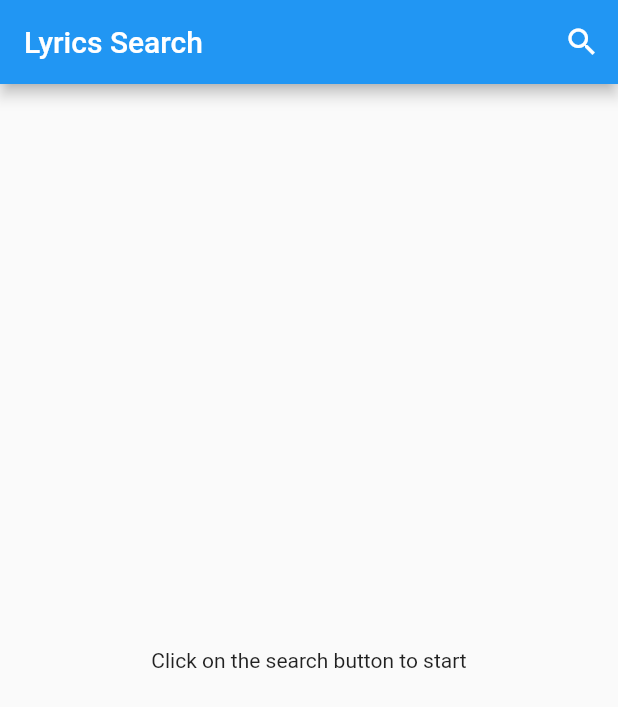
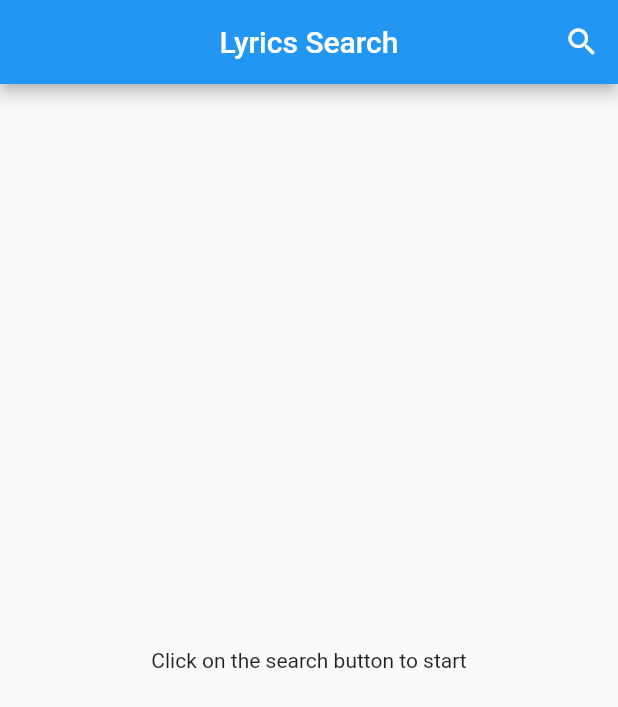
Before and after one commit to Sayanc2000/lyrics-app, a Flutter app: the screen it shows after launch, on a phone screen of 412 x 824 dp. Shown: the top 707 px of the screen. Run offline on Flutter 3.47's test engine with Material 2 defaults, Android fonts, the light colour scheme and no system bars; our stand-ins replace flutter_spinkit, webview_flutter.

Commit message:
final comit

```diff
--- a/lib/apicalls/SongCall.dart
+++ b/lib/apicalls/SongCall.dart
@@ -1,6 +1,4 @@
 import 'dart:convert';
-
-import 'package:class_proj/apicalls/SearchCall.dart';
 import 'package:http/http.dart' as http;
 
 Future songApiCall(int id) async {
--- a/lib/main.dart
+++ b/lib/main.dart
@@ -1,7 +1,7 @@
 import 'package:class_proj/Results.dart';
 import 'package:class_proj/apicalls/SearchCall.dart';
-import 'package:class_proj/apicalls/SongCall.dart';
 import 'package:flutter/material.dart';
+import 'package:flutter_spinkit/flutter_spinkit.dart';
 
 void main() {
   runApp(MyApp());
@@ -12,7 +12,8 @@ class MyApp extends StatelessWidget {
   @override
   Widget build(BuildContext context) {
     return MaterialApp(
-      title: 'Flutter Demo',
+      title: 'Lyrics App',
+      debugShowCheckedModeBanner: false,
       theme: ThemeData(
         // This is the theme of your application.
         //
@@ -41,6 +42,7 @@ class _HomeState extends State<Home> {
     return Scaffold(
         appBar: AppBar(
           title: Text("Lyrics Search"),
+          centerTitle: true,
           actions: [
             IconButton(
                 onPressed: () {
@@ -94,7 +96,9 @@ class LyricsSearch extends SearchDelegate {
         builder: (BuildContext context, AsyncSnapshot<dynamic> snapshot) {
           if (loading) {
             return Center(
-              child: Text("Loading..."),
+              child: SpinKitFadingGrid(
+                color: Theme.of(context).primaryColor,
+              ),
             );
           } else {
             return ListView.builder(
--- a/pubspec.yaml
+++ b/pubspec.yaml
@@ -25,6 +25,7 @@ dependencies:
     sdk: flutter
   http: ^0.13.3
   webview_flutter: ^2.0.10
+  flutter_spinkit: ^5.0.0
 
 
   # The following adds the Cupertino Icons font to your application.
```
Also changed, not shown: lib/Results.dart (+5 -2 lines), pubspec.lock.
